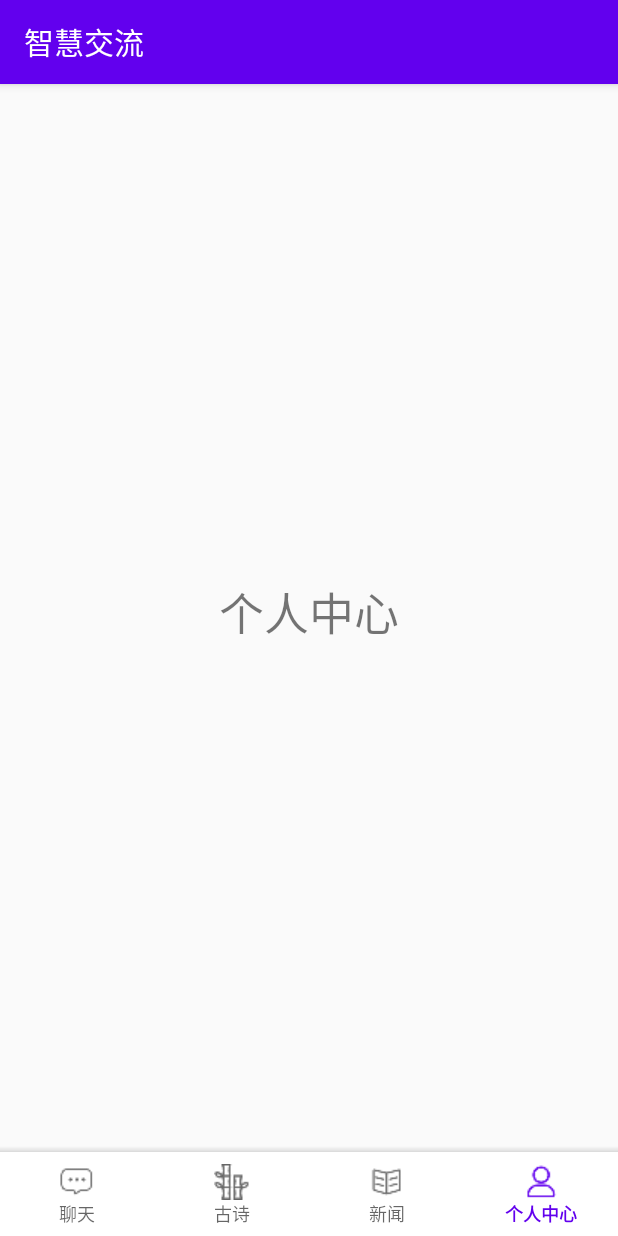
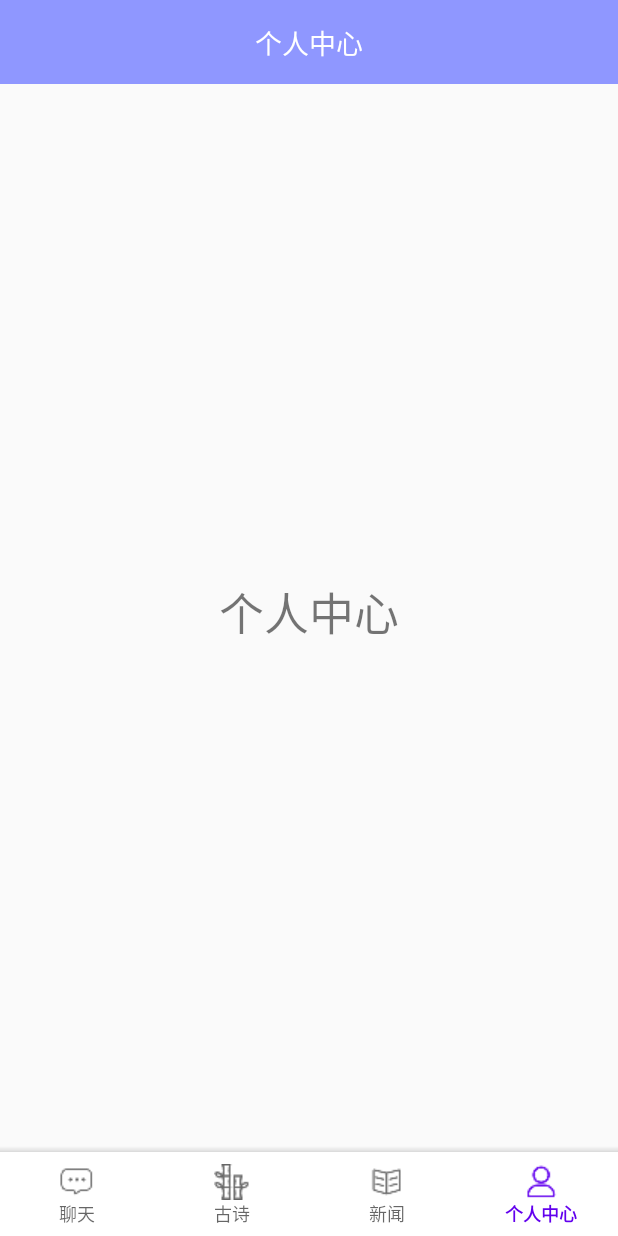
Before and after one commit to MoonShadow123/WisdomExchange, an Android app: the screen it shows after launch (MainActivity), item 4 of the bottom bar chosen, on a phone screen of 412 x 824 dp. Run offline under Robolectric (Android 15) with nearby library versions, the phone set to English and light mode, and no system bars.

Commit message:
改变状态栏颜色

```diff
--- a/app/build.gradle
+++ b/app/build.gradle
@@ -39,4 +39,7 @@ dependencies {
     implementation "androidx.recyclerview:recyclerview:1.1.0"
     implementation "com.squareup.okhttp3:okhttp:4.9.0"
 
+    implementation 'com.github.bumptech.glide:glide:4.11.0'
+    annotationProcessor 'com.github.bumptech.glide:compiler:4.11.0'
+
 }
--- a/app/src/main/java/com/example/wisdomexchange/activity/MainActivity.java
+++ b/app/src/main/java/com/example/wisdomexchange/activity/MainActivity.java
@@ -1,10 +1,16 @@
 package com.example.wisdomexchange.activity;
 
 import android.annotation.SuppressLint;
+import android.content.Intent;
+import android.os.Build;
 import android.os.Bundle;
 import android.view.MenuItem;
+import android.view.Window;
+import android.view.WindowManager;
+import android.widget.TextView;
 
 import androidx.annotation.NonNull;
+import androidx.core.content.ContextCompat;
 import androidx.fragment.app.Fragment;
 import androidx.fragment.app.FragmentTransaction;
 
@@ -14,6 +20,7 @@ import com.example.wisdomexchange.fragment.ChatFragment;
 import com.example.wisdomexchange.fragment.NewsFragment;
 import com.example.wisdomexchange.fragment.PersonFragment;
 import com.example.wisdomexchange.fragment.PoemFragment;
+import com.example.wisdomexchange.util.ToastUtil;
 import com.google.android.material.bottomnavigation.BottomNavigationView;
 
 import java.util.ArrayList;
@@ -25,9 +32,11 @@ import java.util.List;
  * @Time: 2020/11/21
  * @Description: 主页面
  */
-public class MainActivity extends BaseActivity implements BottomNavigationView.OnNavigationItemSelectedListener{
+public class MainActivity extends BaseActivity implements BottomNavigationView.OnNavigationItemSelectedListener {
     private BottomNavigationView mBNav;
     private List<Fragment> fragments;
+    private long lastClickBackTime;
+    private TextView titleTV;
 
     @Override
     protected void onCreate(Bundle savedInstanceState) {
@@ -36,12 +45,24 @@ public class MainActivity extends BaseActivity implements BottomNavigationView.O
         initView();
         initData();
         switchFragments(0);
+
         mBNav.setOnNavigationItemSelectedListener(this);
+
+        // Android 5.0以上，设置状态栏颜色
+        if (Build.VERSION.SDK_INT > Build.VERSION_CODES.LOLLIPOP) {
+            Window window = getWindow();
+            window.addFlags(WindowManager.LayoutParams.FLAG_DRAWS_SYSTEM_BAR_BACKGROUNDS);
+            window.setStatusBarColor(ContextCompat.getColor(this, R.color.toastColor));
+        }
+
+        titleTV = findViewById(R.id.tv_title);
+        titleTV.setText("聊天");
     }
 
+
     /**
-     初始化Fragment并将Fragment添加到fragments中，此处的fragments是一个Fragment的列表
-     private List<Fragment> fragments;
+     * 初始化Fragment并将Fragment添加到fragments中，此处的fragments是一个Fragment的列表
+     * private List<Fragment> fragments;
      */
     private void initData() {
         fragments = new ArrayList<>();
@@ -76,7 +97,6 @@ public class MainActivity extends BaseActivity implements BottomNavigationView.O
     }
 
 
-
     @SuppressLint("WrongConstant")
     private void initView() {
         mBNav = findViewById(R.id.bottom_navigation);
@@ -90,19 +110,43 @@ public class MainActivity extends BaseActivity implements BottomNavigationView.O
     public boolean onNavigationItemSelected(@NonNull MenuItem item) {
         switch (item.getItemId()) {
             case R.id.action_chat:
-               switchFragments(0);
+                titleTV.setText("聊天");
+                switchFragments(0);
                 break;
             case R.id.action_poem:
+                titleTV.setText("古诗");
                 switchFragments(1);
                 break;
             case R.id.action_news:
+                titleTV.setText("新闻");
                 switchFragments(2);
                 break;
             case R.id.action_person:
+                titleTV.setText("个人中心");
                 switchFragments(3);
                 break;
         }
         return true;
     }
 
+    @Override
+    public void onBackPressed() {
+        //  第二次点击时，相当于用第二次的当前毫秒数 减去 第一次的当前毫秒数 如果第一次点击和第二次点击的时间不超过2000毫秒，则退出，否则不退出
+        if (System.currentTimeMillis() - lastClickBackTime > 2000) { // 后退阻断
+            ToastUtil.show(this, "再按一次退出");
+            lastClickBackTime = System.currentTimeMillis();
+        } else {
+            // 实现只在冷启动时显示启动页，即点击返回键与点击HOME键退出效果一致
+            ToastUtil.cancelToast(); // 关闭Toast
+//        super.onBackPressed(); 这句话一定要注释掉，不然又去调用默认的back处理方式了
+            // 监听返回键，让返回键实现HOME键的功能
+            // 实现HOME键功能，简而言之就是回到桌面，让Activity不销毁，程序后台运行
+            Intent intent = new Intent(Intent.ACTION_MAIN);
+            //  Intent.FLAG_ACTIVITY_NEW_TASK  使用一个新的 Task 来启动一个 Activity ，但是启动的每个 Activity 都将在一个新的 Task 中 ( 不然 NEW_TASK 这个称号不是白费了吗 )。
+            //  这种方式通常使用在 Service 中启动 Activity 的情况，由于在 Service 中不存在 Activity 栈。所以使用该 Flag 来创建一个新的 Activity 栈。并创建新的 Activity 实例 。
+            intent.setFlags(Intent.FLAG_ACTIVITY_NEW_TASK);
+            intent.addCategory(Intent.CATEGORY_HOME);
+            startActivity(intent);
+        }
+    }
 }
--- a/app/src/main/java/com/example/wisdomexchange/base/BaseActivity.java
+++ b/app/src/main/java/com/example/wisdomexchange/base/BaseActivity.java
@@ -5,16 +5,24 @@ import android.os.Bundle;
 import androidx.annotation.Nullable;
 import androidx.appcompat.app.AppCompatActivity;
 
+import com.example.wisdomexchange.util.ActivityCollector;
+
 public class BaseActivity extends AppCompatActivity {
+
 
     @Override
     protected void onCreate(@Nullable Bundle savedInstanceState) {
         super.onCreate(savedInstanceState);
+        ActivityCollector.addActivity(this);
     }
+
+
 
     @Override
     protected void onDestroy() {
         super.onDestroy();
+        ActivityCollector.removeActivity(this);
     }
 
+
 }
--- a/app/src/main/java/com/example/wisdomexchange/base/BaseFragment.java
+++ b/app/src/main/java/com/example/wisdomexchange/base/BaseFragment.java
@@ -18,6 +18,7 @@ public abstract class BaseFragment extends Fragment {
         if (rootView == null) {
             rootView = inflater.inflate(getContentViewID(), container, false);
         }
+        initView(rootView);
         return rootView;
     }
 
@@ -25,7 +26,6 @@ public abstract class BaseFragment extends Fragment {
     @Override
     public void onViewCreated(@NonNull View view, @Nullable Bundle savedInstanceState) {
         super.onViewCreated(view, savedInstanceState);
-        initView(view);
         initData();
         initEvent();
         other();
--- /dev/null
+++ b/app/src/main/java/com/example/wisdomexchange/util/ActivityCollector.java
@@ -0,0 +1,31 @@
+package com.example.wisdomexchange.util;
+
+import android.app.Activity;
+
+import java.util.ArrayList;
+import java.util.List;
+
+public class ActivityCollector {
+
+    // 创建一个Activity的列表
+    public static List<Activity> activities = new ArrayList<>();
+
+    // 添加activity到activities中去
+    public static void addActivity(Activity activity) {
+        activities.add(activity);
+    }
+
+    // 将activity从activities中移除
+    public static void removeActivity(Activity activity) {
+        activities.remove(activity);
+    }
+
+    // 销毁所有的Activity,也就是将activities中的activity都移除
+    public static void finishAll() {
+        for (Activity activity : activities) {
+            if (!activity.isFinishing()) {
+                activity.finish();
+            }
+        }
+    }
+}
--- /dev/null
+++ b/app/src/main/res/drawable/ic_arrow_back_white_24dp.xml
@@ -0,0 +1,5 @@
+<vector android:height="24dp" android:tint="#FFFFFF"
+    android:viewportHeight="24.0" android:viewportWidth="24.0"
+    android:width="24dp" xmlns:android="http://schemas.android.com/apk/res/android">
+    <path android:fillColor="#FF000000" android:pathData="M20,11H7.83l5.59,-5.59L12,4l-8,8 8,8 1.41,-1.41L7.83,13H20v-2z"/>
+</vector>
--- a/app/src/main/res/layout/activity_main.xml
+++ b/app/src/main/res/layout/activity_main.xml
@@ -6,23 +6,27 @@
     android:layout_height="match_parent"
     tools:context=".activity.MainActivity">
 
+
     <FrameLayout
         android:id="@+id/fl_main"
         android:layout_width="match_parent"
         android:layout_height="0dp"
+        app:layout_constraintBottom_toTopOf="@+id/view_shadow"
+        app:layout_constraintEnd_toEndOf="parent"
+        app:layout_constraintStart_toStartOf="parent"
+        app:layout_constraintTop_toBottomOf="@+id/constraintlayout1"
+        tools:ignore="UnknownId" />
+
+    <View
+        android:id="@+id/view_shadow"
+        android:layout_width="match_parent"
+        android:layout_height="4dp"
+        android:alpha="0.6"
+        android:background="@drawable/shadow_bottom_navigation"
         app:layout_constraintBottom_toTopOf="@+id/bottom_navigation"
         app:layout_constraintEnd_toEndOf="parent"
         app:layout_constraintStart_toStartOf="parent"
-        app:layout_constraintTop_toTopOf="parent" />
-
-    <View
-        app:layout_constraintEnd_toEndOf="parent"
-        app:layout_constraintBottom_toTopOf="@+id/bottom_navigation"
-        android:background="@drawable/shadow_bottom_navigation"
-        android:id="@+id/view_shadow"
-        android:alpha="0.6"
-        android:layout_width="match_parent"
-        android:layout_height="4dp"/>
+        app:layout_constraintTop_toBottomOf="@+id/fl_main" />
 
 
     <com.google.android.material.bottomnavigation.BottomNavigationView
@@ -33,4 +37,27 @@
         app:layout_constraintBottom_toBottomOf="parent"
         app:layout_constraintStart_toStartOf="parent"
         app:menu="@menu/menu_bottom" />
+
+    <androidx.constraintlayout.widget.ConstraintLayout
+        android:id="@+id/constraintlayout1"
+        android:layout_width="match_parent"
+        android:layout_height="?actionBarSize"
+        android:background="@color/toastColor"
+        app:layout_constraintEnd_toEndOf="parent"
+        app:layout_constraintHorizontal_bias="0.0"
+        app:layout_constraintStart_toStartOf="parent"
+        app:layout_constraintTop_toTopOf="parent">
+
+        <TextView
+            android:id="@+id/tv_title"
+            android:layout_width="wrap_content"
+            android:layout_height="wrap_content"
+            android:text="TextView"
+            android:textColor="@color/white"
+            android:textSize="18sp"
+            app:layout_constraintBottom_toBottomOf="parent"
+            app:layout_constraintEnd_toEndOf="parent"
+            app:layout_constraintStart_toStartOf="parent"
+            app:layout_constraintTop_toTopOf="parent" />
+    </androidx.constraintlayout.widget.ConstraintLayout>
 </androidx.constraintlayout.widget.ConstraintLayout>
--- a/app/src/main/res/values/dimen.xml
+++ b/app/src/main/res/values/dimen.xml
@@ -2,4 +2,5 @@
 <resources>
     <!--  底部导航选中文字的大小  -->
     <dimen name="design_bottom_navigation_active_text_size">12sp</dimen>
+
 </resources>
--- a/app/src/main/res/values/themes.xml
+++ b/app/src/main/res/values/themes.xml
@@ -1,6 +1,6 @@
 <resources xmlns:tools="http://schemas.android.com/tools">
     <!-- Base application theme. -->
-    <style name="Theme.WisdomExchange" parent="Theme.AppCompat.Light.DarkActionBar">
+    <style name="Theme.WisdomExchange" parent="Theme.AppCompat.Light.NoActionBar">
         <!-- Primary brand color. -->
         <item name="colorPrimary">@color/purple_500</item>
         <item name="colorPrimaryVariant">@color/purple_700</item>
```
Also changed, not shown: app/src/main/java/com/example/wisdomexchange/activity/ChatActivity.java (+0 -15 lines), app/src/main/res/drawable/ic_chevron_left_write_24dp.xml (added, +9 -0 lines).
